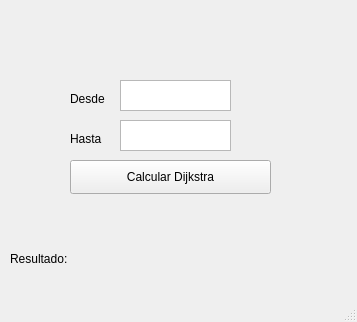
Old version of the form cliente/mainwindow.ui in the repository Alvaov/I-tareaDatosII.
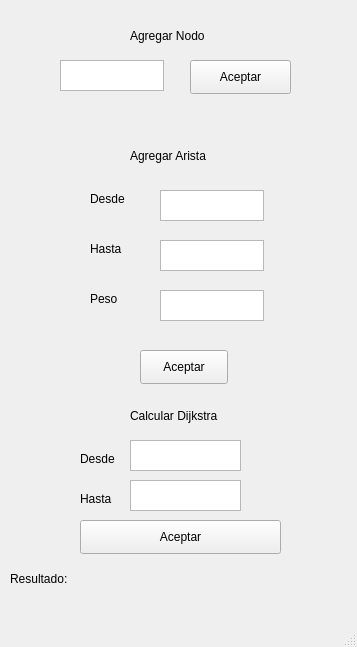
New version of the form.

The edit to the form file:
```diff
--- a/cliente/mainwindow.ui
+++ b/cliente/mainwindow.ui
@@ -7,7 +7,7 @@
     <x>0</x>
     <y>0</y>
     <width>357</width>
-    <height>322</height>
+    <height>647</height>
    </rect>
   </property>
   <property name="windowTitle">
@@ -17,14 +17,14 @@
    <widget class="QPushButton" name="pushButton">
     <property name="geometry">
      <rect>
-      <x>70</x>
-      <y>160</y>
+      <x>80</x>
+      <y>520</y>
       <width>201</width>
       <height>34</height>
      </rect>
     </property>
     <property name="text">
-     <string>Calcular Dijkstra</string>
+     <string>Aceptar</string>
     </property>
     <property name="shortcut">
      <string>Return</string>
@@ -36,8 +36,8 @@
    <widget class="QTextEdit" name="textEdit">
     <property name="geometry">
      <rect>
-      <x>120</x>
-      <y>80</y>
+      <x>130</x>
+      <y>440</y>
       <width>111</width>
       <height>31</height>
      </rect>
@@ -46,8 +46,8 @@
    <widget class="QTextEdit" name="textEdit_2">
     <property name="geometry">
      <rect>
-      <x>120</x>
-      <y>120</y>
+      <x>130</x>
+      <y>480</y>
       <width>111</width>
       <height>31</height>
      </rect>
@@ -56,8 +56,8 @@
    <widget class="QLabel" name="label">
     <property name="geometry">
      <rect>
-      <x>70</x>
-      <y>90</y>
+      <x>80</x>
+      <y>450</y>
       <width>58</width>
       <height>18</height>
      </rect>
@@ -70,7 +70,7 @@
     <property name="geometry">
      <rect>
       <x>10</x>
-      <y>280</y>
+      <y>600</y>
       <width>331</width>
       <height>18</height>
      </rect>
@@ -82,8 +82,8 @@
    <widget class="QLabel" name="label_3">
     <property name="geometry">
      <rect>
-      <x>70</x>
-      <y>130</y>
+      <x>80</x>
+      <y>490</y>
       <width>71</width>
       <height>18</height>
      </rect>
@@ -96,7 +96,7 @@
     <property name="geometry">
      <rect>
       <x>10</x>
-      <y>250</y>
+      <y>570</y>
       <width>91</width>
       <height>18</height>
      </rect>
@@ -105,6 +105,150 @@
      <string>Resultado: </string>
     </property>
    </widget>
+   <widget class="QTextEdit" name="textEdit_3">
+    <property name="geometry">
+     <rect>
+      <x>60</x>
+      <y>60</y>
+      <width>104</width>
+      <height>31</height>
+     </rect>
+    </property>
+   </widget>
+   <widget class="QPushButton" name="pushButton_2">
+    <property name="geometry">
+     <rect>
+      <x>190</x>
+      <y>60</y>
+      <width>101</width>
+      <height>34</height>
+     </rect>
+    </property>
+    <property name="text">
+     <string>Aceptar</string>
+    </property>
+   </widget>
+   <widget class="QLabel" name="label_5">
+    <property name="geometry">
+     <rect>
+      <x>130</x>
+      <y>20</y>
+      <width>91</width>
+      <height>31</height>
+     </rect>
+    </property>
+    <property name="text">
+     <string>Agregar Nodo</string>
+    </property>
+   </widget>
+   <widget class="QLabel" name="label_6">
+    <property name="geometry">
+     <rect>
+      <x>130</x>
+      <y>140</y>
+      <width>111</width>
+      <height>31</height>
+     </rect>
+    </property>
+    <property name="text">
+     <string>Agregar Arista</string>
+    </property>
+   </widget>
+   <widget class="QTextEdit" name="textEdit_4">
+    <property name="geometry">
+     <rect>
+      <x>160</x>
+      <y>190</y>
+      <width>104</width>
+      <height>31</height>
+     </rect>
+    </property>
+   </widget>
+   <widget class="QTextEdit" name="textEdit_5">
+    <property name="geometry">
+     <rect>
+      <x>160</x>
+      <y>240</y>
+      <width>104</width>
+      <height>31</height>
+     </rect>
+    </property>
+   </widget>
+   <widget class="QTextEdit" name="textEdit_6">
+    <property name="geometry">
+     <rect>
+      <x>160</x>
+      <y>290</y>
+      <width>104</width>
+      <height>31</height>
+     </rect>
+    </property>
+   </widget>
+   <widget class="QPushButton" name="pushButton_3">
+    <property name="geometry">
+     <rect>
+      <x>140</x>
+      <y>350</y>
+      <width>88</width>
+      <height>34</height>
+     </rect>
+    </property>
+    <property name="text">
+     <string>Aceptar</string>
+    </property>
+   </widget>
+   <widget class="QLabel" name="label_7">
+    <property name="geometry">
+     <rect>
+      <x>130</x>
+      <y>400</y>
+      <width>111</width>
+      <height>31</height>
+     </rect>
+    </property>
+    <property name="text">
+     <string>Calcular Dijkstra</string>
+    </property>
+   </widget>
+   <widget class="QLabel" name="label_8">
+    <property name="geometry">
+     <rect>
+      <x>90</x>
+      <y>190</y>
+      <width>58</width>
+      <height>18</height>
+     </rect>
+    </property>
+    <property name="text">
+     <string>Desde</string>
+    </property>
+   </widget>
+   <widget class="QLabel" name="label_9">
+    <property name="geometry">
+     <rect>
+      <x>90</x>
+      <y>240</y>
+      <width>58</width>
+      <height>18</height>
+     </rect>
+    </property>
+    <property name="text">
+     <string>Hasta</string>
+    </property>
+   </widget>
+   <widget class="QLabel" name="label_10">
+    <property name="geometry">
+     <rect>
+      <x>90</x>
+      <y>290</y>
+      <width>58</width>
+      <height>18</height>
+     </rect>
+    </property>
+    <property name="text">
+     <string>Peso</string>
+    </property>
+   </widget>
   </widget>
   <widget class="QStatusBar" name="statusbar"/>
  </widget>
```
